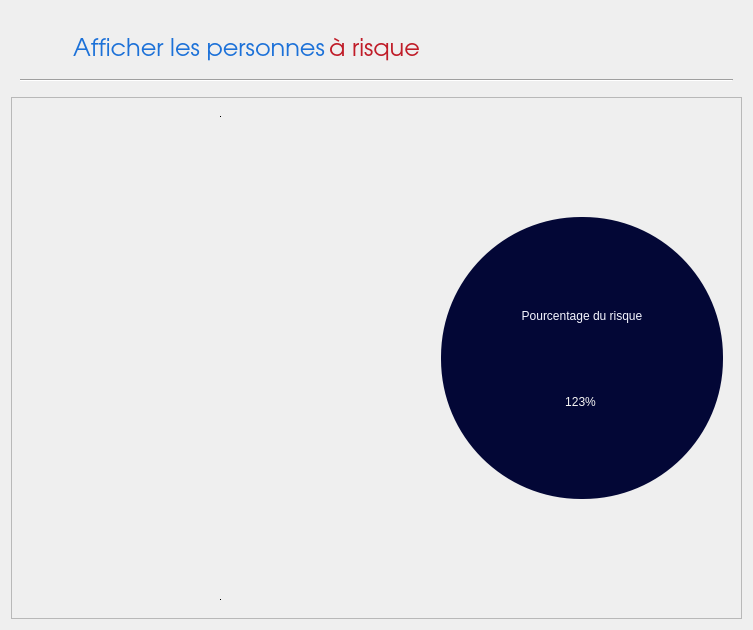
The window that Calcul/Risque/risque.ui (Mindblownserver/mini-project) describes before a commit, drawn with Qt 5.
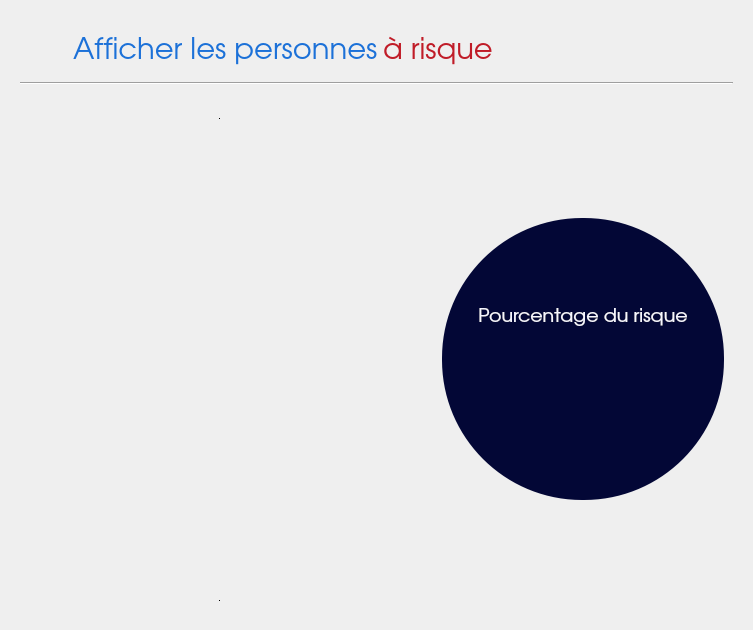
The same window after the commit. Icons and pictures are not drawn.

```diff
--- a/Calcul/Risque/risque.ui
+++ b/Calcul/Risque/risque.ui
@@ -13,6 +13,9 @@
   <property name="windowTitle">
    <string>Form</string>
   </property>
+  <property name="styleSheet">
+   <string notr="true">font: 14pt &quot;URW Gothic&quot;;</string>
+  </property>
   <layout class="QVBoxLayout" name="verticalLayout">
    <item>
     <widget class="QFrame" name="frame_6">
@@ -105,14 +108,14 @@
           <widget class="QLabel" name="titre_2">
            <property name="maximumSize">
             <size>
-             <width>254</width>
+             <width>308</width>
              <height>16777215</height>
             </size>
            </property>
            <property name="font">
             <font>
              <family>URW Gothic</family>
-             <pointsize>18</pointsize>
+             <pointsize>22</pointsize>
              <weight>8</weight>
              <italic>false</italic>
              <bold>false</bold>
@@ -132,7 +135,7 @@
            <property name="font">
             <font>
              <family>URW Gothic</family>
-             <pointsize>18</pointsize>
+             <pointsize>22</pointsize>
              <weight>8</weight>
              <italic>false</italic>
              <bold>false</bold>
@@ -163,7 +166,7 @@
    <item>
     <widget class="QFrame" name="frame">
      <property name="frameShape">
-      <enum>QFrame::StyledPanel</enum>
+      <enum>QFrame::NoFrame</enum>
      </property>
      <property name="frameShadow">
       <enum>QFrame::Raised</enum>
@@ -365,7 +368,7 @@
               <property name="font">
                <font>
                 <family>URW Gothic</family>
-                <pointsize>12</pointsize>
+                <pointsize>14</pointsize>
                 <weight>50</weight>
                 <italic>false</italic>
                 <bold>false</bold>
@@ -455,7 +458,7 @@
 font: 15pt &quot;URW Gothic&quot;;</string>
                        </property>
                        <property name="text">
-                        <string>123%</string>
+                        <string/>
                        </property>
                        <property name="alignment">
                         <set>Qt::AlignCenter</set>
@@ -471,6 +474,15 @@
                         <height>30</height>
                        </size>
                       </property>
+                      <property name="font">
+                       <font>
+                        <family>URW Gothic</family>
+                        <pointsize>14</pointsize>
+                        <weight>50</weight>
+                        <italic>false</italic>
+                        <bold>false</bold>
+                       </font>
+                      </property>
                       <property name="text">
                        <string>Pourcentage du risque</string>
                       </property>
```
Left out of the diff: 8 changed lines with no effect on the pictures.
